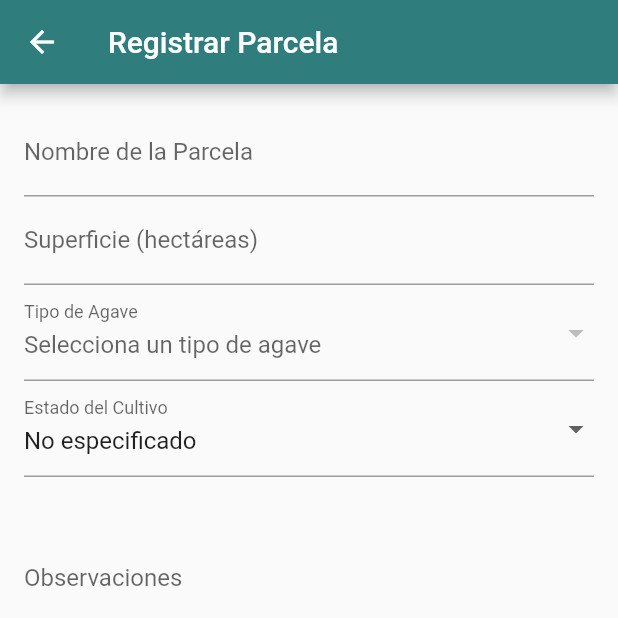
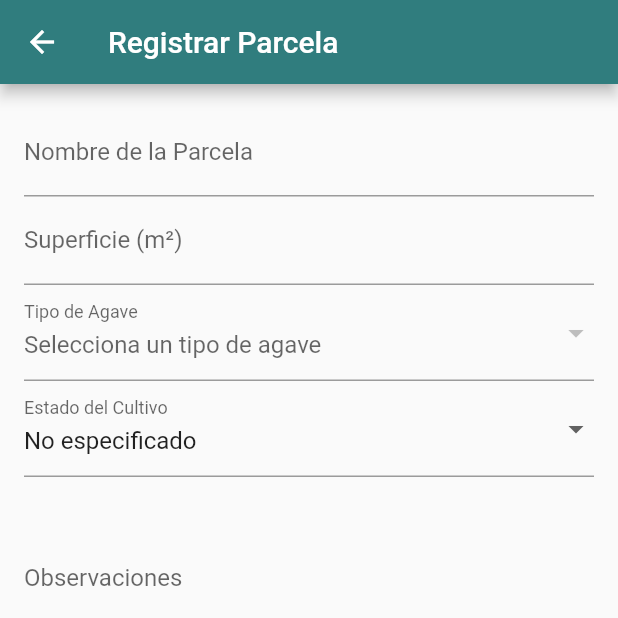
Before and after one commit to JovannyRch/agave, a Flutter app: the ParcelasScreen screen opened directly, after a tap on the "add" icon, on a phone screen of 412 x 824 dp, the top half of it. Run offline on Flutter 3.47's test engine with Material 2 defaults, Android fonts, the phone set to English and light mode, and no system bars; our stand-ins replace fl_chart, google_maps_flutter, sqflite; accounts and stored records are empty.

Commit message:
Add parcels state managment

```diff
--- a/lib/backend/models/parcela.dart
+++ b/lib/backend/models/parcela.dart
@@ -5,11 +5,12 @@ class Parcela {
   String? fechaCreacion;
   double? latitud;
   double? longitud;
-  String? tipoAgave;
+  int? idTipoAgave;
   String? estadoCultivo;
   String? observaciones;
   String? fechaUltimoMuestreo;
   String? rutaImagen;
+  String? tipoAgave;
 
   Parcela({
     this.id,
@@ -18,11 +19,12 @@ class Parcela {
     this.fechaCreacion,
     this.latitud,
     this.longitud,
-    this.tipoAgave,
+    this.idTipoAgave,
     this.estadoCultivo,
     this.observaciones,
     this.fechaUltimoMuestreo,
     this.rutaImagen,
+    this.tipoAgave,
   });
 
   Parcela.fromJson(Map<String, dynamic> json) {
@@ -32,25 +34,23 @@ class Parcela {
     fechaCreacion = json['fechaCreacion'];
     latitud = json['latitud'];
     longitud = json['longitud'];
-    tipoAgave = json['tipoAgave'];
+    idTipoAgave = json['idTipoAgave'];
     estadoCultivo = json['estadoCultivo'];
     observaciones = json['observaciones'];
     fechaUltimoMuestreo = json['fechaUltimoMuestreo'];
     rutaImagen = json['rutaImagen'];
+    tipoAgave = json['tipoAgave'];
   }
 
   Map<String, dynamic> toJson() {
     final Map<String, dynamic> data = <String, dynamic>{};
-    data['id'] = id;
     data['nombre'] = nombre;
     data['superficie'] = superficie;
-    data['fechaCreacion'] = fechaCreacion;
     data['latitud'] = latitud;
     data['longitud'] = longitud;
-    data['tipoAgave'] = tipoAgave;
+    data['idTipoAgave'] = idTipoAgave;
     data['estadoCultivo'] = estadoCultivo;
     data['observaciones'] = observaciones;
-    data['fechaUltimoMuestreo'] = fechaUltimoMuestreo;
     data['rutaImagen'] = rutaImagen;
     return data;
   }
--- a/lib/backend/state/StateNotifiers.dart
+++ b/lib/backend/state/StateNotifiers.dart
@@ -1,9 +1,11 @@
 import 'package:agave/backend/models/agave.dart';
 import 'package:agave/backend/models/database.dart';
 import 'package:agave/backend/models/estudio.dart';
+import 'package:agave/backend/models/parcela.dart';
 import 'package:agave/backend/models/plaga.dart';
 import 'package:agave/backend/providers/agave_provider.dart';
 import 'package:agave/backend/providers/estudios_provider.dart';
+import 'package:agave/backend/providers/parcelas_provider.dart';
 import 'package:agave/backend/providers/plagas_provider.dart';
 import 'package:flutter/material.dart';
 
@@ -115,3 +117,16 @@ class EstudiosModel with ChangeNotifier {
     notifyListeners();
   }
 }
+
+class ParcelaModel with ChangeNotifier {
+  List<Parcela> _parcelas = [];
+  bool _isLoading = false;
+
+  List<Parcela> get parcelas => _parcelas;
+  bool get isLoading => _isLoading;
+
+  fetchData() async {
+    _parcelas = await ParcelasProvider.db.getAllWithAgave();
+    notifyListeners();
+  }
+}
--- a/lib/main.dart
+++ b/lib/main.dart
@@ -14,6 +14,7 @@ void main() async {
         ChangeNotifierProvider(create: (context) => PlagasModel()),
         ChangeNotifierProvider(create: (context) => AgavesModel()),
         ChangeNotifierProvider(create: (context) => EstudiosModel()),
+        ChangeNotifierProvider(create: (context) => ParcelaModel()),
       ],
       child: MyApp(),
     ),
--- a/lib/screens/Navigation.dart
+++ b/lib/screens/Navigation.dart
@@ -32,6 +32,7 @@ class _NavigationState extends State<Navigation> {
     Provider.of<PlagasModel>(context, listen: false).fetchData();
     Provider.of<AgavesModel>(context, listen: false).fetchData();
     Provider.of<EstudiosModel>(context, listen: false).fetchData();
+    Provider.of<ParcelaModel>(context, listen: false).fetchData();
   }
 
   @override
--- a/lib/screens/estudios/estudio_details_screen.dart
+++ b/lib/screens/estudios/estudio_details_screen.dart
@@ -1,7 +1,7 @@
 import 'package:agave/backend/models/parcela.dart';
 import 'package:agave/backend/providers/parcelas_provider.dart';
 import 'package:agave/backend/state/StateNotifiers.dart';
-import 'package:agave/screens/parcelas/parcels_screen.dart';
+import 'package:agave/screens/parcelas/parcelas_screen.dart';
 import 'package:agave/screens/registro_estudio_screen.dart';
 import 'package:flutter/material.dart';
 import 'package:provider/provider.dart';
@@ -72,10 +72,10 @@ class _EstudioDetailsScreenState extends State<EstudioDetailsScreen> {
             ),
             _renderObservaciones(),
             // Aquí puede ir la lista de Parcelas Asociadas
-            SizedBox(
+            /* SizedBox(
               height: size!.height * 0.7,
               child: _listaParcelas(),
-            ),
+            ), */
           ],
         ),
       ),
--- a/lib/screens/muestreo_details_screen.dart
+++ b/lib/screens/muestreo_details_screen.dart
@@ -145,14 +145,14 @@ class _MuestreoDetailsScreenState extends State<MuestreoDetailsScreen> {
           textAlign: TextAlign.center,
         ),
         const SizedBox(height: 20.0),
-        parcela!.tipoAgave == null || parcela!.tipoAgave == ""
+        /*    parcela!.tipoAgave == null || parcela!.tipoAgave == ""
             ? Container()
             : Card(
                 child: ListTile(
                   title: const Text("Tipo de Agave"),
                   subtitle: Text(parcela!.tipoAgave ?? ""),
                 ),
-              ),
+              ), */
         Card(
           child: ListTile(
             title: const Text("Superficie"),
--- a/lib/screens/parcelas/parcels_screen.dart
+++ b/lib/screens/parcelas/parcelas_screen.dart
@@ -1,9 +1,10 @@
 import 'package:agave/backend/models/database.dart';
 import 'package:agave/backend/models/parcela.dart';
 import 'package:agave/backend/providers/parcelas_provider.dart';
-import 'package:agave/screens/parcelas_details_screen.dart';
+import 'package:agave/backend/state/StateNotifiers.dart';
 import 'package:agave/screens/parcelas/registro_parcela_screen.dart';
 import 'package:flutter/material.dart';
+import 'package:provider/provider.dart';
 
 class ParcelasScreen extends StatefulWidget {
   const ParcelasScreen({super.key});
@@ -16,19 +17,22 @@ class _ParcelasScreenState extends State<ParcelasScreen> {
   final GlobalKey<RefreshIndicatorState> _refreshIndicatorKey =
       GlobalKey<RefreshIndicatorState>();
 
+  String _searchText = "";
+  ParcelaModel? _model;
+
   @override
   Widget build(BuildContext context) {
+    _model = Provider.of<ParcelaModel>(context);
     return Scaffold(
       floatingActionButton: FloatingActionButton(
         backgroundColor: Theme.of(context).primaryColor,
-        onPressed: () async {
-          await Navigator.push(
+        onPressed: () {
+          Navigator.push(
             context,
             MaterialPageRoute(
               builder: (context) => RegistroParcelaScreen(),
             ),
           );
-          setState(() {});
         },
         tooltip: 'Agregar Parcela',
         child: const Icon(Icons.add),
@@ -37,51 +41,78 @@ class _ParcelasScreenState extends State<ParcelasScreen> {
         title: const Text('Parcelas'),
         backgroundColor: Theme.of(context).primaryColor,
       ),
-      body: RefreshIndicator(
-        key: _refreshIndicatorKey,
-        onRefresh: _refresh,
-        child: FutureBuilder<List<Parcela>>(
-          future: ParcelasProvider.db.getAll(),
-          builder:
-              (BuildContext context, AsyncSnapshot<List<Parcela>> snapshot) {
-            if (snapshot.connectionState == ConnectionState.waiting) {
-              return const Center(child: CircularProgressIndicator());
-            } else if (snapshot.hasError) {
-              return const Center(child: Text('Ha ocurrido un error'));
-            } else if (snapshot.data == null || snapshot.data!.isEmpty) {
-              return const Center(child: Text('No hay parcelas disponibles'));
-            } else {
-              return ListView.builder(
-                itemCount: snapshot.data?.length,
-                itemBuilder: (context, index) {
-                  return ListTile(
-                    title: Text(snapshot.data?[index].nombre ?? ""),
-                    subtitle: Text(
-                        'Tipo de Agave: ${snapshot.data?[index].tipoAgave}'),
-                    onTap: () async {
-                      Parcela parcela = snapshot.data?[index] ?? Parcela();
-                      await Navigator.push(
-                        context,
-                        MaterialPageRoute(
-                          builder: (context) => DetallesParcela(
-                            parcela: parcela,
-                          ),
-                        ),
-                      );
-                      _refresh();
-                    },
-                  );
-                },
-              );
-            }
-          },
-        ),
+      body: Column(
+        children: [
+          _search(),
+          Expanded(
+            child: _list(),
+          ),
+        ],
       ),
     );
   }
 
+  Widget _search() {
+    return Container(
+      padding: const EdgeInsets.all(10.0),
+      child: TextField(
+        decoration: InputDecoration(
+          hintText: 'Buscar parcela',
+          prefixIcon: const Icon(Icons.search),
+          border: OutlineInputBorder(
+            borderRadius: BorderRadius.circular(10.0),
+          ),
+        ),
+        onChanged: (value) {
+          setState(() {
+            _searchText = value;
+          });
+        },
+      ),
+    );
+  }
+
+  Widget _list() {
+    List<Parcela> list = _model?.parcelas ?? [];
+
+    if (_searchText.isNotEmpty) {
+      list = list
+          .where((element) => element.nombre!.contains(_searchText))
+          .toList();
+    }
+
+    var listBuilder = ListView.builder(
+      itemCount: list.length,
+      padding: const EdgeInsets.only(bottom: 100.0),
+      itemBuilder: (context, index) {
+        return ListTile(
+          title: Text(list[index].nombre ?? ""),
+          trailing: IconButton(
+            icon: const Icon(Icons.add),
+            onPressed: () {},
+          ),
+          subtitle: Text('${list[index].tipoAgave}'),
+        );
+      },
+    );
+
+    return RefreshIndicator(
+      key: _refreshIndicatorKey,
+      onRefresh: _refresh,
+      child: list.isEmpty
+          ? Center(
+              child: Text(
+                _searchText.isEmpty
+                    ? 'No hay parcelas registradas'
+                    : 'No hay resultados para la búsqueda',
+              ),
+            )
+          : listBuilder,
+    );
+  }
+
   Future<void> _refresh() async {
-    setState(() {});
+    Provider.of<ParcelaModel>(context, listen: false).fetchData();
   }
 
   void _showDeleteConfirmationDialog(BuildContext context) {
--- a/lib/screens/parcelas/registro_parcela_screen.dart
+++ b/lib/screens/parcelas/registro_parcela_screen.dart
@@ -20,19 +20,17 @@ class _RegistroParcelaScreenState extends State<RegistroParcelaScreen> {
   int? _idAgave;
   String? _nombreParcela = "";
   double? _superficie;
-  String? _selectedAgave;
   String? _selectedEstadoCultivo = "";
   String? _observaciones = "";
+  ParcelaModel? _model;
 
   @override
   void initState() {
     if (widget.parcela != null) {
       isEditing = true;
       _nombreParcela = widget.parcela!.nombre;
-      print(_nombreParcela);
-      print(widget.parcela!.nombre);
       _superficie = widget.parcela!.superficie;
-      _selectedAgave = widget.parcela!.tipoAgave;
+      _idAgave = widget.parcela!.idTipoAgave;
       _selectedEstadoCultivo = widget.parcela!.estadoCultivo;
       _observaciones = widget.parcela!.observaciones;
     }
@@ -41,9 +39,8 @@ class _RegistroParcelaScreenState extends State<RegistroParcelaScreen> {
 
   @override
   Widget build(BuildContext context) {
+    _model = Provider.of<ParcelaModel>(context);
     final agavesModel = Provider.of<AgavesModel>(context);
-    print("agavesModel");
-    print(agavesModel.agaves);
     return Scaffold(
       appBar: AppBar(
         title: const Text('Registrar Parcela'),
@@ -86,7 +83,7 @@ class _RegistroParcelaScreenState extends State<RegistroParcelaScreen> {
 
   Widget _superficieInput() {
     return TextFormField(
-      decoration: const InputDecoration(labelText: 'Superficie (hectáreas)'),
+      decoration: const InputDecoration(labelText: 'Superficie (m²)'),
       keyboardType: TextInputType.number,
       initialValue: _superficie != null ? _superficie.toString() : "",
       validator: (value) {
@@ -198,8 +195,8 @@ class _RegistroParcelaScreenState extends State<RegistroParcelaScreen> {
             observaciones: _observaciones!,
           );
 
-          if (_selectedAgave != null) {
-            parcela.tipoAgave = _selectedAgave!;
+          if (_idAgave != null) {
+            parcela.idTipoAgave = _idAgave;
           }
 
           if (_selectedEstadoCultivo != null) {
@@ -208,7 +205,7 @@ class _RegistroParcelaScreenState extends State<RegistroParcelaScreen> {
 
           if (isEditing) {
             parcela.id = widget.parcela!.id;
-            ParcelasProvider.db.update(parcela);
+
             ScaffoldMessenger.of(context).showSnackBar(
               const SnackBar(content: Text('Parcela actualizada con éxito!')),
             );
--- a/lib/screens/parcelas_details_screen.dart
+++ b/lib/screens/parcelas_details_screen.dart
@@ -40,7 +40,7 @@ class _DetallesParcelaState extends State<DetallesParcela> {
           bottom: const TabBar(
             tabs: [
               Tab(text: "Detalles"),
-              Tab(text: "Estudios"),
+              Tab(text: "Muestreos"),
             ],
             indicatorColor: Colors.white,
           ),
@@ -146,14 +146,14 @@ class _DetallesParcelaState extends State<DetallesParcela> {
           textAlign: TextAlign.center,
         ),
         const SizedBox(height: 20.0),
-        parcela!.tipoAgave == null || parcela!.tipoAgave == ""
+        /*   parcela!.tipoAgave == null || parcela!.tipoAgave == ""
             ? Container()
             : Card(
                 child: ListTile(
                   title: const Text("Tipo de Agave"),
                   subtitle: Text(parcela!.tipoAgave ?? ""),
                 ),
-              ),
+              ), */
         Card(
           child: ListTile(
             title: const Text("Superficie"),
--- a/lib/screens/registro_estudio_screen.dart
+++ b/lib/screens/registro_estudio_screen.dart
@@ -1,5 +1,4 @@
 import 'package:agave/backend/models/estudio.dart';
-import 'package:agave/backend/providers/estudios_provider.dart';
 import 'package:agave/backend/state/StateNotifiers.dart';
 import 'package:agave/backend/widgets/submit_button.dart';
 import 'package:flutter/material.dart';
```
Also changed, not shown: lib/backend/models/database.dart (+4 -3 lines), lib/backend/providers/parcelas_provider.dart (+9 -0 lines).
